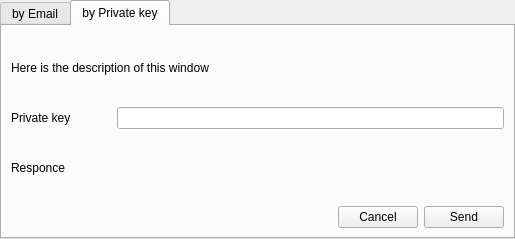
Old version of the form src/qt/forms/ShareDialog.ui in the repository odrowonz/atbcoin-insight.
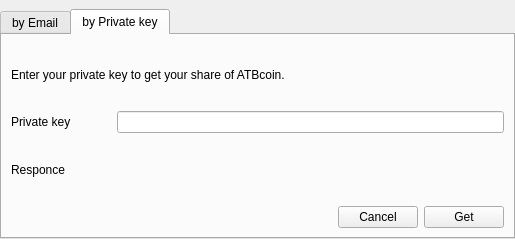
New version of the form.

Commit message: Fixed localization Fixed the screen and the mechanism of obtaining a share, Fixed the forms of the wallet.

```diff
--- a/src/qt/forms/ShareDialog.ui
+++ b/src/qt/forms/ShareDialog.ui
@@ -21,7 +21,7 @@
     <number>0</number>
    </property>
    <property name="topMargin">
-    <number>0</number>
+    <number>9</number>
    </property>
    <property name="rightMargin">
     <number>0</number>
@@ -141,7 +141,7 @@
        <item>
         <widget class="QLabel" name="DescriotionByKey">
          <property name="text">
-          <string>Here is the description of this window</string>
+          <string>Enter your private key to get your share of ATBcoin.</string>
          </property>
         </widget>
        </item>
@@ -207,7 +207,7 @@
          <item>
           <widget class="QPushButton" name="sendButtonByKey">
            <property name="text">
-            <string>Send</string>
+            <string>Get</string>
            </property>
           </widget>
          </item>
```
Left out of the diff: 6 changed lines with no effect on the pictures. The commit also changes 135 other files.
